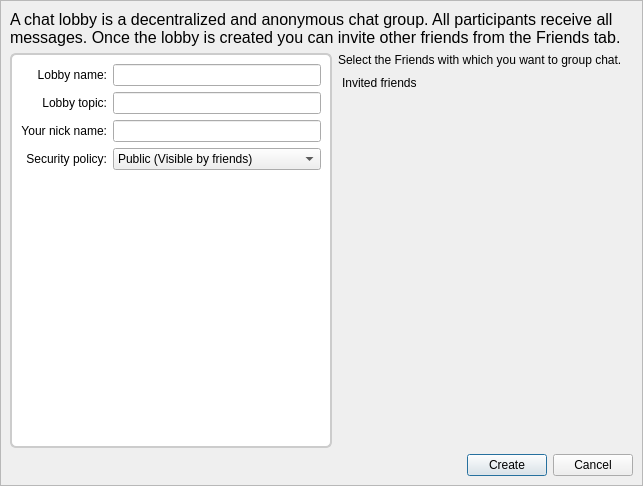
This is retroshare-gui/src/gui/chat/CreateLobbyDialog.ui in RetroShare/RetroShare as Qt 5 draws it before an edit. The edited form follows.
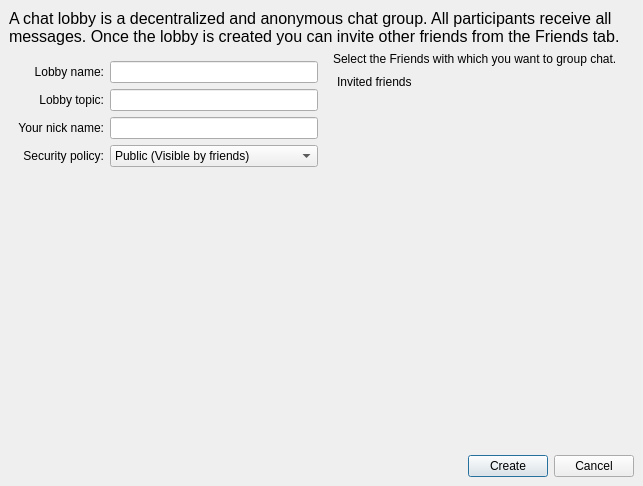
This is the edited form. Icons and pictures are not drawn. Custom widgets are drawn as their Qt base class.

The edit to the form file:
```diff
--- a/retroshare-gui/src/gui/chat/CreateLobbyDialog.ui
+++ b/retroshare-gui/src/gui/chat/CreateLobbyDialog.ui
@@ -17,42 +17,21 @@
    <iconset resource="../images.qrc">
     <normaloff>:/images/user/agt_forum24.png</normaloff>:/images/user/agt_forum24.png</iconset>
   </property>
-  <layout class="QGridLayout" name="gridLayout_3">
-   <property name="margin">
-    <number>0</number>
-   </property>
+  <layout class="QVBoxLayout" name="verticalLayout_2">
    <property name="spacing">
     <number>0</number>
    </property>
-   <item row="0" column="0">
-    <widget class="QFrame" name="frame_2">
-     <property name="frameShape">
-      <enum>QFrame::NoFrame</enum>
-     </property>
-     <property name="frameShadow">
-      <enum>QFrame::Raised</enum>
-     </property>
-     <layout class="QGridLayout" name="gridLayout_2">
       <property name="margin">
        <number>0</number>
       </property>
-      <property name="spacing">
-       <number>0</number>
-      </property>
-      <item row="0" column="0">
+   <item>
        <widget class="HeaderFrame" name="headerFrame"/>
       </item>
-      <item row="1" column="0">
-       <widget class="QFrame" name="frame_3">
-        <property name="frameShape">
-         <enum>QFrame::StyledPanel</enum>
-        </property>
-        <property name="frameShadow">
-         <enum>QFrame::Raised</enum>
-        </property>
-        <layout class="QGridLayout" name="gridLayout_5">
-         <item row="0" column="0" colspan="2">
-          <widget class="QLabel" name="label_5">
+   <item>
+    <widget class="QFrame" name="frame">
+     <layout class="QVBoxLayout" name="verticalLayout_3">
+      <item>
+       <widget class="QLabel" name="label">
            <property name="font">
             <font>
              <pointsize>12</pointsize>
@@ -66,7 +45,95 @@
            </property>
           </widget>
          </item>
-         <item row="1" column="1">
+      <item>
+       <layout class="QHBoxLayout" name="horizontalLayout_2">
+        <item>
+         <widget class="QFrame" name="lobbyFrame">
+          <layout class="QVBoxLayout" name="verticalLayout">
+           <item>
+            <layout class="QGridLayout" name="gridLayout_3">
+             <item row="0" column="0">
+              <widget class="QLabel" name="label_3">
+               <property name="text">
+                <string>Lobby name:</string>
+               </property>
+               <property name="alignment">
+                <set>Qt::AlignRight|Qt::AlignTrailing|Qt::AlignVCenter</set>
+               </property>
+              </widget>
+             </item>
+             <item row="0" column="2">
+              <widget class="QLineEdit" name="lobbyName_LE"/>
+             </item>
+             <item row="1" column="0">
+              <widget class="QLabel" name="label_7">
+               <property name="text">
+                <string>Lobby topic:</string>
+               </property>
+               <property name="alignment">
+                <set>Qt::AlignRight|Qt::AlignTrailing|Qt::AlignVCenter</set>
+               </property>
+              </widget>
+             </item>
+             <item row="1" column="2">
+              <widget class="QLineEdit" name="lobbyTopic_LE"/>
+             </item>
+             <item row="2" column="0">
+              <widget class="QLabel" name="label_4">
+               <property name="text">
+                <string>Your nick name:</string>
+               </property>
+               <property name="alignment">
+                <set>Qt::AlignRight|Qt::AlignTrailing|Qt::AlignVCenter</set>
+               </property>
+              </widget>
+             </item>
+             <item row="2" column="2">
+              <widget class="QLineEdit" name="nickName_LE"/>
+             </item>
+             <item row="3" column="0">
+              <widget class="QLabel" name="label_6">
+               <property name="text">
+                <string>Security policy:</string>
+               </property>
+               <property name="alignment">
+                <set>Qt::AlignRight|Qt::AlignTrailing|Qt::AlignVCenter</set>
+               </property>
+              </widget>
+             </item>
+             <item row="3" column="2">
+              <widget class="QComboBox" name="security_CB">
+               <item>
+                <property name="text">
+                 <string>Public (Visible by friends)</string>
+                </property>
+               </item>
+               <item>
+                <property name="text">
+                 <string>Private (Works on invitation only)</string>
+                </property>
+               </item>
+              </widget>
+             </item>
+            </layout>
+           </item>
+           <item>
+            <spacer name="verticalSpacer">
+             <property name="orientation">
+              <enum>Qt::Vertical</enum>
+             </property>
+             <property name="sizeHint" stdset="0">
+              <size>
+               <width>20</width>
+               <height>40</height>
+              </size>
+             </property>
+            </spacer>
+           </item>
+          </layout>
+         </widget>
+        </item>
+        <item>
           <layout class="QGridLayout" name="gridLayout">
            <item row="0" column="0">
             <widget class="QLabel" name="label_2">
@@ -161,115 +228,9 @@
            </item>
           </layout>
          </item>
-         <item row="1" column="0">
-          <widget class="QFrame" name="frame_4">
-           <property name="styleSheet">
-            <string notr="true">QFrame#frame_4{
-border: 2px solid #CCCCCC;
-border-radius:6px;
-background: white;
-}
-</string>
-           </property>
-           <property name="frameShape">
-            <enum>QFrame::StyledPanel</enum>
-           </property>
-           <property name="frameShadow">
-            <enum>QFrame::Raised</enum>
-           </property>
-           <layout class="QGridLayout" name="gridLayout_4">
-            <item row="0" column="0">
-             <layout class="QHBoxLayout" name="horizontalLayout_2">
-              <item>
-               <layout class="QVBoxLayout" name="verticalLayout_3">
-                <item>
-                 <widget class="QLabel" name="label_3">
-                  <property name="text">
-                   <string>Lobby name:</string>
-                  </property>
-                  <property name="alignment">
-                   <set>Qt::AlignRight|Qt::AlignTrailing|Qt::AlignVCenter</set>
-                  </property>
-                 </widget>
-                </item>
-                <item>
-                 <widget class="QLabel" name="label_7">
-                  <property name="text">
-                   <string>Lobby topic:</string>
-                  </property>
-                  <property name="alignment">
-                   <set>Qt::AlignRight|Qt::AlignTrailing|Qt::AlignVCenter</set>
-                  </property>
-                 </widget>
-                </item>
-                <item>
-                 <widget class="QLabel" name="label_4">
-                  <property name="text">
-                   <string>Your nick name:</string>
-                  </property>
-                  <property name="alignment">
-                   <set>Qt::AlignRight|Qt::AlignTrailing|Qt::AlignVCenter</set>
-                  </property>
-                 </widget>
-                </item>
-                <item>
-                 <widget class="QLabel" name="label_6">
-                  <property name="text">
-                   <string>Security policy:</string>
-                  </property>
-                  <property name="alignment">
-                   <set>Qt::AlignRight|Qt::AlignTrailing|Qt::AlignVCenter</set>
-                  </property>
-                 </widget>
-                </item>
                </layout>
               </item>
               <item>
-               <layout class="QVBoxLayout" name="verticalLayout_2">
-                <item>
-                 <widget class="QLineEdit" name="lobbyName_LE"/>
-                </item>
-                <item>
-                 <widget class="QLineEdit" name="lobbyTopic_LE"/>
-                </item>
-                <item>
-                 <widget class="QLineEdit" name="nickName_LE"/>
-                </item>
-                <item>
-                 <widget class="QComboBox" name="security_CB">
-                  <item>
-                   <property name="text">
-                    <string>Public (Visible by friends)</string>
-                   </property>
-                  </item>
-                  <item>
-                   <property name="text">
-                    <string>Private (Works on invitation only)</string>
-                   </property>
-                  </item>
-                 </widget>
-                </item>
-               </layout>
-              </item>
-             </layout>
-            </item>
-            <item row="1" column="0">
-             <spacer name="verticalSpacer">
-              <property name="orientation">
-               <enum>Qt::Vertical</enum>
-              </property>
-              <property name="sizeHint" stdset="0">
-               <size>
-                <width>20</width>
-                <height>40</height>
-               </size>
-              </property>
-             </spacer>
-            </item>
-           </layout>
-          </widget>
-         </item>
-         <item row="2" column="0" colspan="2">
           <layout class="QHBoxLayout" name="horizontalLayout">
            <property name="sizeConstraint">
             <enum>QLayout::SetDefaultConstraint</enum>
@@ -305,9 +266,6 @@
             </widget>
            </item>
           </layout>
-         </item>
-        </layout>
-       </widget>
       </item>
      </layout>
     </widget>
```
Lines whose indentation alone changed are shown as unchanged.
